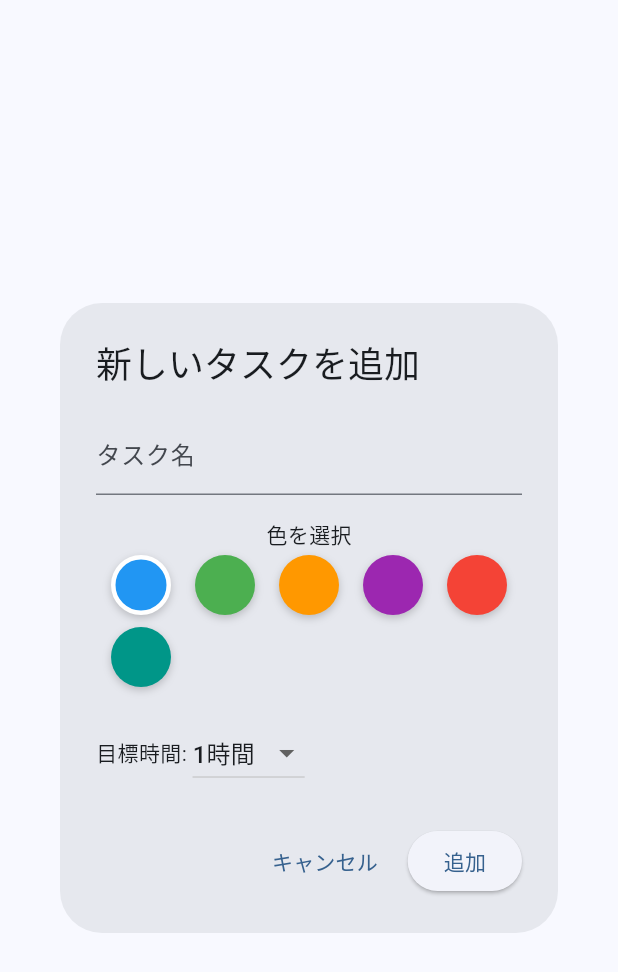
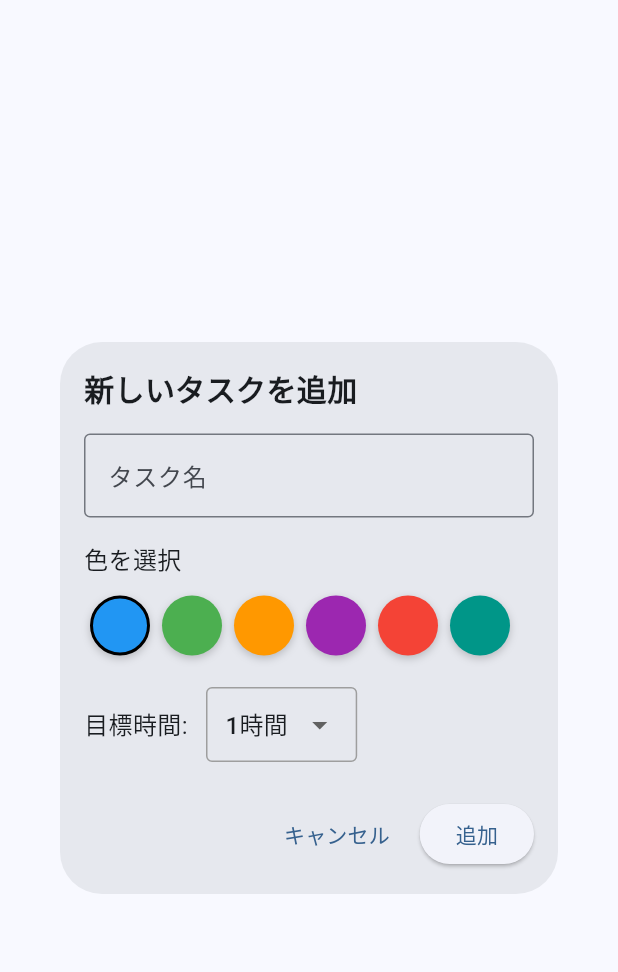
Before and after one commit to nadeshiko69/scheduler, a Flutter app: the AddTaskDialog widget shown alone on an empty page, opened directly, on a phone screen of 412 x 824 dp. Shown: the top 972 px of the screen. Run offline on Flutter 3.47's test engine with Material 3 defaults, Android fonts, the phone set to English and light mode, and no system bars; our stand-ins replace shared_preferences; accounts and stored records are empty.

```diff
--- a/lib/widgets/add_task_dialog.dart
+++ b/lib/widgets/add_task_dialog.dart
@@ -15,6 +15,7 @@ class AddTaskDialog extends StatefulWidget {
 
 class _AddTaskDialogState extends State<AddTaskDialog> {
   final _titleController = TextEditingController();
+  final _formKey = GlobalKey<FormState>(); // フォームキーを追加
   Color _selectedColor = Colors.blue;
   int _targetHours = 1;
 
@@ -35,23 +36,53 @@ class _AddTaskDialogState extends State<AddTaskDialog> {
 
   @override
   Widget build(BuildContext context) {
-    return AlertDialog(
-      title: const Text('新しいタスクを追加'),
-      content: SingleChildScrollView(
+    return Dialog(
+      child: SingleChildScrollView(
+        child: Container(
+          padding: const EdgeInsets.all(16),
+          constraints: const BoxConstraints(maxWidth: 400),
+          child: Form(
+            key: _formKey,
             child: Column(
               mainAxisSize: MainAxisSize.min,
+              crossAxisAlignment: CrossAxisAlignment.start,
               children: [
-            TextField(
+                const Text(
+                  '新しいタスクを追加',
+                  style: TextStyle(
+                    fontSize: 20,
+                    fontWeight: FontWeight.bold,
+                  ),
+                ),
+                const SizedBox(height: 16),
+                TextFormField(
                   controller: _titleController,
                   decoration: const InputDecoration(
                     labelText: 'タスク名',
                     hintText: '例：仕事、勉強、運動',
+                    border: OutlineInputBorder(),
                   ),
+                  validator: (value) {
+                    if (value == null || value.isEmpty) {
+                      return 'タスク名を入力してください';
+                    }
+                    return null;
+                  },
+                  onFieldSubmitted: (_) {
+                    // フォーカスを解除してキーボードを閉じる
+                    FocusScope.of(context).unfocus();
+                  },
                 ),
                 const SizedBox(height: 16),
-            const Text('色を選択'),
-            Wrap(
-              spacing: 8,
+                const Text(
+                  '色を選択',
+                  style: TextStyle(fontSize: 16),
+                ),
+                const SizedBox(height: 8),
+                SizedBox(
+                  height: 50,
+                  child: ListView(
+                    scrollDirection: Axis.horizontal,
                     children: _colorOptions.map((color) {
                       return GestureDetector(
                         onTap: () => setState(() => _selectedColor = color),
@@ -63,7 +94,7 @@ class _AddTaskDialogState extends State<AddTaskDialog> {
                             color: color,
                             shape: BoxShape.circle,
                             border: color == _selectedColor
-                          ? Border.all(color: Colors.white, width: 3)
+                                ? Border.all(color: Colors.black, width: 2)
                                 : null,
                             boxShadow: [
                               BoxShadow(
@@ -77,12 +108,24 @@ class _AddTaskDialogState extends State<AddTaskDialog> {
                       );
                     }).toList(),
                   ),
+                ),
                 const SizedBox(height: 16),
                 Row(
                   children: [
-                const Text('目標時間: '),
-                DropdownButton<int>(
+                    const Text(
+                      '目標時間: ',
+                      style: TextStyle(fontSize: 16),
+                    ),
+                    const SizedBox(width: 8),
+                    Container(
+                      padding: const EdgeInsets.symmetric(horizontal: 12),
+                      decoration: BoxDecoration(
+                        border: Border.all(color: Colors.grey),
+                        borderRadius: BorderRadius.circular(4),
+                      ),
+                      child: DropdownButton<int>(
                         value: _targetHours,
+                        underline: Container(),
                         items: List.generate(12, (index) => index + 1)
                             .map((hours) => DropdownMenuItem(
                                   value: hours,
@@ -95,19 +138,21 @@ class _AddTaskDialogState extends State<AddTaskDialog> {
                           }
                         },
                       ),
-              ],
                     ),
                   ],
                 ),
-      ),
-      actions: [
+                const SizedBox(height: 24),
+                Row(
+                  mainAxisAlignment: MainAxisAlignment.end,
+                  children: [
                     TextButton(
                       onPressed: () => Navigator.of(context).pop(),
                       child: const Text('キャンセル'),
                     ),
+                    const SizedBox(width: 8),
                     ElevatedButton(
                       onPressed: () {
-            if (_titleController.text.isNotEmpty) {
+                        if (_formKey.currentState!.validate()) {
                           final newTask = Task(
                             id: DateTime.now().toString(),
                             title: _titleController.text,
@@ -120,6 +165,12 @@ class _AddTaskDialogState extends State<AddTaskDialog> {
                       child: const Text('追加'),
                     ),
                   ],
+                ),
+              ],
+            ),
+          ),
+        ),
+      ),
     );
   }
 }
```
Lines whose indentation alone changed are shown as unchanged.
